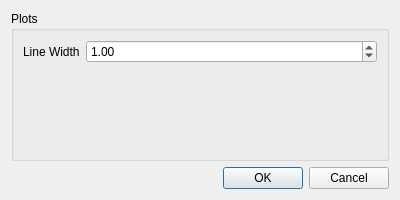
Above: src/c3d_parser/view/qt/options_dialog.ui from tsalemink/C3D-parser before the change. Below: the same form after it.
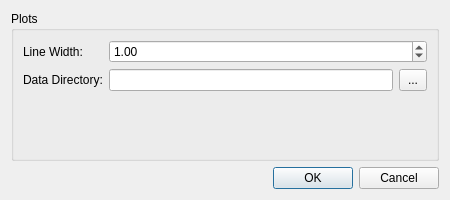
That is the form after the change.

Commit message: Add user setting for data directory

The edit to the form file:
```diff
--- a/src/c3d_parser/view/qt/options_dialog.ui
+++ b/src/c3d_parser/view/qt/options_dialog.ui
@@ -6,7 +6,7 @@
    <rect>
     <x>0</x>
     <y>0</y>
-    <width>400</width>
+    <width>450</width>
     <height>200</height>
    </rect>
   </property>
@@ -23,7 +23,7 @@
       <item row="0" column="0">
        <widget class="QLabel" name="labelLineWidth">
         <property name="text">
-         <string>Line Width</string>
+         <string>Line Width:</string>
         </property>
        </widget>
       </item>
@@ -34,6 +34,36 @@
         </property>
        </widget>
       </item>
+      <item row="1" column="0">
+       <widget class="QLabel" name="label">
+        <property name="text">
+         <string>Data Directory:</string>
+        </property>
+       </widget>
+      </item>
+      <item row="1" column="1">
+       <layout class="QHBoxLayout" name="horizontalLayout_2">
+        <item>
+         <widget class="QLineEdit" name="lineEditDataDirectory"/>
+        </item>
+        <item>
+         <widget class="QPushButton" name="pushButtonDataDirectoryChooser">
+          <property name="sizePolicy">
+           <sizepolicy hsizetype="Fixed" vsizetype="Fixed">
+            <horstretch>0</horstretch>
+            <verstretch>0</verstretch>
+           </sizepolicy>
+          </property>
+          <property name="styleSheet">
+           <string notr="true">padding: 3px 8px;</string>
+          </property>
+          <property name="text">
+           <string>...</string>
+          </property>
+         </widget>
+        </item>
+       </layout>
+      </item>
      </layout>
     </widget>
    </item>
```
The commit also changes 4 other files.
